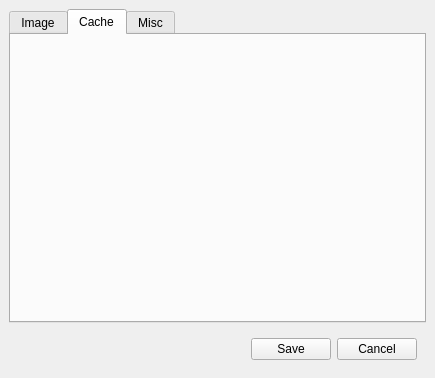
Before: the Qt Designer form doppelganger/preferences.ui in max-dw-i/myfyrio, drawn with Qt 5.
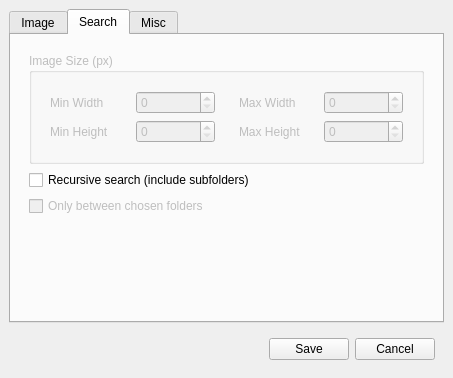
After: the same form once the commit is applied. The open tabs and pages were chosen to show the change. Icons and pictures are not drawn.

Patch:
```diff
--- a/doppelganger/preferences.ui
+++ b/doppelganger/preferences.ui
@@ -6,7 +6,7 @@
    <rect>
     <x>0</x>
     <y>0</y>
-    <width>435</width>
+    <width>453</width>
     <height>378</height>
    </rect>
   </property>
@@ -22,7 +22,10 @@
     <item>
      <widget class="QTabWidget" name="tabWidget">
       <property name="currentIndex">
-       <number>2</number>
+       <number>0</number>
+      </property>
+      <property name="elideMode">
+       <enum>Qt::ElideNone</enum>
       </property>
       <widget class="QWidget" name="thumbnailsTab">
        <attribute name="title">
@@ -121,8 +124,175 @@
       </widget>
       <widget class="QWidget" name="cacheTab">
        <attribute name="title">
-        <string>Cache</string>
+        <string>Search</string>
        </attribute>
+       <layout class="QVBoxLayout" name="verticalLayout_11">
+        <item alignment="Qt::AlignTop">
+         <widget class="QWidget" name="widget" native="true">
+          <layout class="QVBoxLayout" name="verticalLayout_5">
+           <item>
+            <widget class="QGroupBox" name="dimsBox_2">
+             <property name="enabled">
+              <bool>false</bool>
+             </property>
+             <property name="sizePolicy">
+              <sizepolicy hsizetype="Preferred" vsizetype="Fixed">
+               <horstretch>0</horstretch>
+               <verstretch>0</verstretch>
+              </sizepolicy>
+             </property>
+             <property name="title">
+              <string>Image Size (px)</string>
+             </property>
+             <layout class="QHBoxLayout" name="horizontalLayout_10">
+              <item>
+               <widget class="QWidget" name="widget_7" native="true">
+                <layout class="QVBoxLayout" name="verticalLayout_8">
+                 <item>
+                  <widget class="QWidget" name="widget_8" native="true">
+                   <layout class="QHBoxLayout" name="horizontalLayout_11">
+                    <property name="leftMargin">
+                     <number>0</number>
+                    </property>
+                    <property name="topMargin">
+                     <number>0</number>
+                    </property>
+                    <property name="rightMargin">
+                     <number>0</number>
+                    </property>
+                    <property name="bottomMargin">
+                     <number>0</number>
+                    </property>
+                    <item>
+                     <widget class="QLabel" name="minWLabel_2">
+                      <property name="text">
+                       <string>Min Width</string>
+                      </property>
+                     </widget>
+                    </item>
+                    <item>
+                     <widget class="QSpinBox" name="minWSpinBox_2"/>
+                    </item>
+                   </layout>
+                  </widget>
+                 </item>
+                 <item>
+                  <widget class="QWidget" name="widget_9" native="true">
+                   <layout class="QHBoxLayout" name="horizontalLayout_12">
+                    <property name="leftMargin">
+                     <number>0</number>
+                    </property>
+                    <property name="topMargin">
+                     <number>0</number>
+                    </property>
+                    <property name="rightMargin">
+                     <number>0</number>
+                    </property>
+                    <property name="bottomMargin">
+                     <number>0</number>
+                    </property>
+                    <item>
+                     <widget class="QLabel" name="minHLabel_2">
+                      <property name="text">
+                       <string>Min Height</string>
+                      </property>
+                     </widget>
+                    </item>
+                    <item>
+                     <widget class="QSpinBox" name="minHSpinBox_2"/>
+                    </item>
+                   </layout>
+                  </widget>
+                 </item>
+                </layout>
+               </widget>
+              </item>
+              <item>
+               <widget class="QWidget" name="widget_10" native="true">
+                <layout class="QVBoxLayout" name="verticalLayout_9">
+                 <item>
+                  <widget class="QWidget" name="widget_11" native="true">
+                   <layout class="QHBoxLayout" name="horizontalLayout_13">
+                    <property name="leftMargin">
+                     <number>0</number>
+                    </property>
+                    <property name="topMargin">
+                     <number>0</number>
+                    </property>
+                    <property name="rightMargin">
+                     <number>0</number>
+                    </property>
+                    <property name="bottomMargin">
+                     <number>0</number>
+                    </property>
+                    <item>
+                     <widget class="QLabel" name="maxWLabel_3">
+                      <property name="text">
+                       <string>Max Width</string>
+                      </property>
+                     </widget>
+                    </item>
+                    <item>
+                     <widget class="QSpinBox" name="maxWSpinBox_3"/>
+                    </item>
+                   </layout>
+                  </widget>
+                 </item>
+                 <item>
+                  <widget class="QWidget" name="widget_12" native="true">
+                   <layout class="QHBoxLayout" name="horizontalLayout_14">
+                    <property name="leftMargin">
+                     <number>0</number>
+                    </property>
+                    <property name="topMargin">
+                     <number>0</number>
+                    </property>
+                    <property name="rightMargin">
+                     <number>0</number>
+                    </property>
+                    <property name="bottomMargin">
+                     <number>0</number>
+                    </property>
+                    <item>
+                     <widget class="QLabel" name="maxHLabel_3">
+                      <property name="text">
+                       <string>Max Height</string>
+                      </property>
+                     </widget>
+                    </item>
+                    <item>
+                     <widget class="QSpinBox" name="maxHSpinBox_3"/>
+                    </item>
+                   </layout>
+                  </widget>
+                 </item>
+                </layout>
+               </widget>
+              </item>
+             </layout>
+            </widget>
+           </item>
+           <item>
+            <widget class="QCheckBox" name="subfoldersBox_2">
+             <property name="text">
+              <string>Recursive search (include subfolders)</string>
+             </property>
+            </widget>
+           </item>
+           <item>
+            <widget class="QCheckBox" name="betweenDirsBox_2">
+             <property name="enabled">
+              <bool>false</bool>
+             </property>
+             <property name="text">
+              <string>Only between chosen folders</string>
+             </property>
+            </widget>
+           </item>
+          </layout>
+         </widget>
+        </item>
+       </layout>
       </widget>
       <widget class="QWidget" name="otherTab">
        <attribute name="title">
```
Left out of the diff: 41 changed lines with no effect on the pictures.
